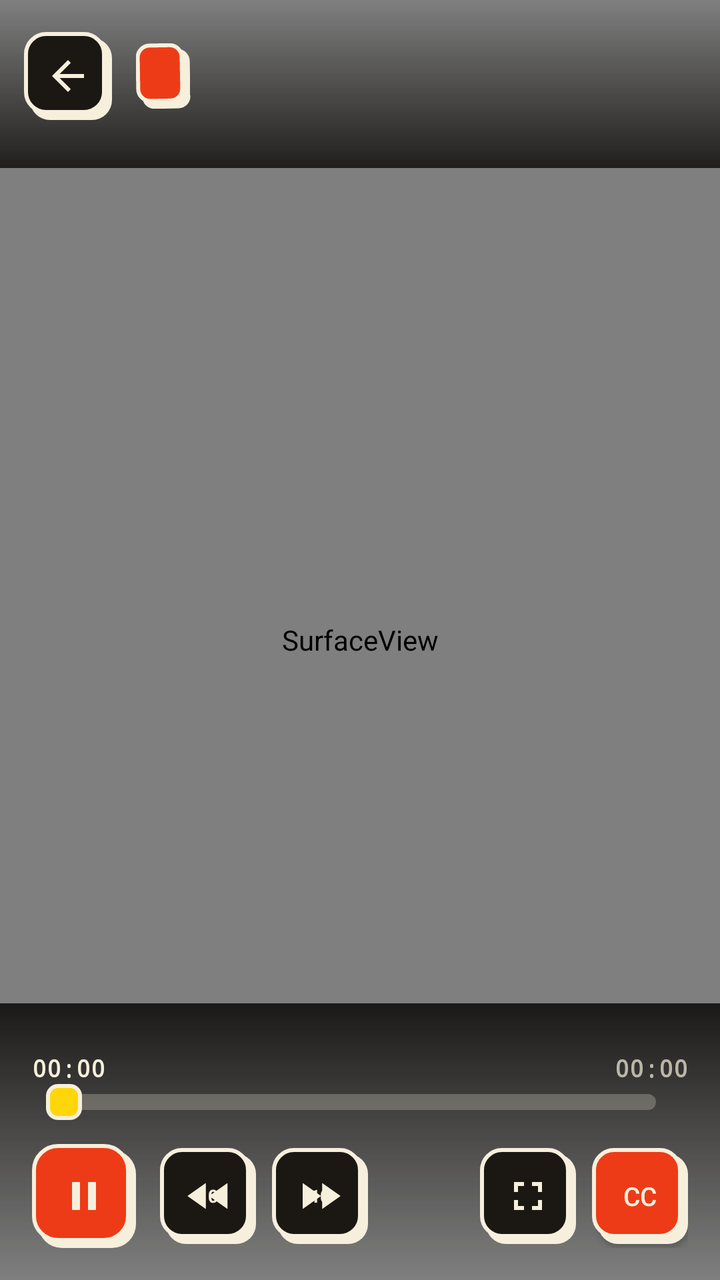
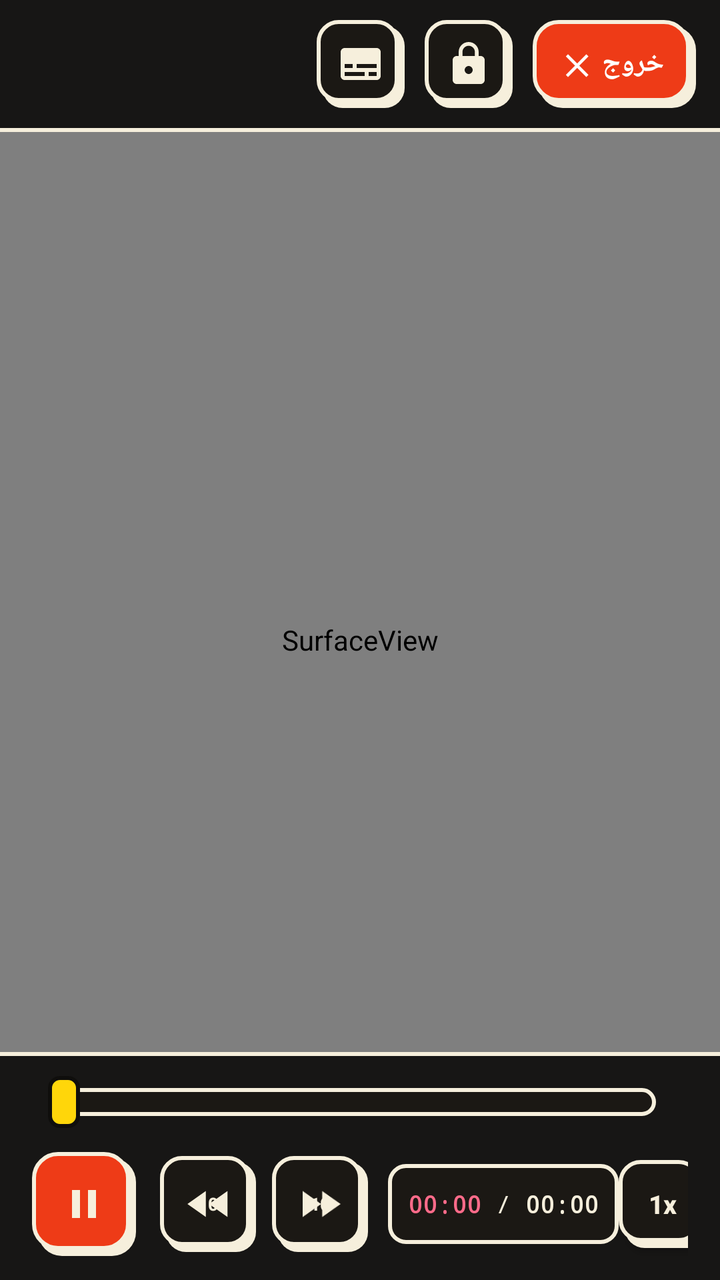

Two renders of the same Android screen: before a commit and after it. Below are the layout's source before the change and the commit's diff.
<!-- AndroidManifest.xml: activity theme android:Theme.Material.NoActionBar.Fullscreen -->
<!-- res/layout/activity_player.xml -->
<?xml version="1.0" encoding="utf-8"?>
<FrameLayout xmlns:android="http://schemas.android.com/apk/res/android"
    android:id="@+id/player_root"
    android:layout_width="match_parent"
    android:layout_height="match_parent"
    android:background="#000000">

    
    <SurfaceView
        android:id="@+id/player_surface"
        android:layout_width="match_parent"
        android:layout_height="match_parent"
        android:layout_gravity="center" />

    
    <SurfaceView
        android:id="@+id/player_subtitle_surface"
        android:layout_width="match_parent"
        android:layout_height="match_parent"
        android:layout_gravity="center" />

    
    <TextView
        android:id="@+id/player_subtitle"
        android:layout_width="wrap_content"
        android:layout_height="wrap_content"
        android:layout_gravity="bottom|center_horizontal"
        android:layout_marginBottom="170dp"
        android:layout_marginLeft="24dp"
        android:layout_marginRight="24dp"
        android:textColor="#FFFFFF"
        android:textSize="20sp"
        android:textStyle="bold"
        android:shadowColor="#000000"
        android:shadowDx="1"
        android:shadowDy="1"
        android:shadowRadius="4"
        android:gravity="center"
        android:maxLines="3"
        android:visibility="gone" />

    
    <LinearLayout
        android:id="@+id/player_gesture"
        android:layout_width="wrap_content"
        android:layout_height="wrap_content"
        android:layout_gravity="center"
        android:orientation="vertical"
        android:gravity="center"
        android:visibility="gone">

        <ImageView
            android:id="@+id/player_gesture_icon"
            android:layout_width="56dp"
            android:layout_height="56dp"
            android:scaleType="fitCenter" />

        <TextView
            android:id="@+id/player_gesture_text"
            android:layout_width="wrap_content"
            android:layout_height="wrap_content"
            android:layout_marginTop="8dp"
            android:textColor="#F6EFDC"
            android:textSize="20sp"
            android:textStyle="bold"
            android:shadowColor="#000000"
            android:shadowDx="1"
            android:shadowDy="1"
            android:shadowRadius="4"
            android:gravity="center" />
    </LinearLayout>

    
    <LinearLayout
        android:id="@+id/player_topbar"
        android:layout_width="match_parent"
        android:layout_height="wrap_content"
        android:layout_gravity="top"
        android:orientation="horizontal"
        android:paddingLeft="12dp"
        android:paddingRight="12dp"
        android:paddingTop="16dp"
        android:paddingBottom="24dp"
        android:background="@drawable/player_top_gradient"
        android:gravity="center_vertical">

        <ImageButton
            android:id="@+id/player_close"
            android:layout_width="44dp"
            android:layout_height="44dp"
            android:src="@drawable/ic_arrow_back"
            android:scaleType="center"
            android:background="@drawable/player_btn_circle"
            android:contentDescription="Back" />

        <FrameLayout
            android:layout_width="0dp"
            android:layout_height="wrap_content"
            android:layout_weight="1"
            android:layout_marginLeft="12dp">

            <TextView
                android:id="@+id/player_title"
                android:layout_width="wrap_content"
                android:layout_height="wrap_content"
                android:rotation="-1"
                android:background="@drawable/player_title_chip"
                android:paddingLeft="12dp"
                android:paddingRight="15dp"
                android:paddingTop="4dp"
                android:paddingBottom="7dp"
                android:textColor="#FFFFFF"
                android:textSize="16sp"
                android:textStyle="bold"
                android:maxLines="1"
                android:ellipsize="end" />
        </FrameLayout>
    </LinearLayout>

    
    <LinearLayout
        android:id="@+id/player_controls"
        android:layout_width="match_parent"
        android:layout_height="wrap_content"
        android:layout_gravity="bottom"
        android:orientation="vertical"
        android:paddingLeft="16dp"
        android:paddingRight="16dp"
        android:paddingTop="24dp"
        android:paddingBottom="16dp"
        android:background="@drawable/player_bottom_gradient">

        <LinearLayout
            android:layout_width="match_parent"
            android:layout_height="wrap_content"
            android:orientation="horizontal"
            android:gravity="center_vertical">

            <TextView
                android:id="@+id/player_time"
                android:layout_width="wrap_content"
                android:layout_height="wrap_content"
                android:fontFamily="monospace"
                android:textStyle="bold"
                android:textColor="#F6EFDC"
                android:textSize="12sp"
                android:text="00:00" />

            <View
                android:layout_width="0dp"
                android:layout_height="1dp"
                android:layout_weight="1" />

            <TextView
                android:id="@+id/player_time_total"
                android:layout_width="wrap_content"
                android:layout_height="wrap_content"
                android:fontFamily="monospace"
                android:textStyle="bold"
                android:textColor="#B3F6EFDC"
                android:textSize="12sp"
                android:text="00:00" />
        </LinearLayout>

        <SeekBar
            android:id="@+id/player_seekbar"
            android:layout_width="match_parent"
            android:layout_height="wrap_content"
            android:max="1000"
            android:progressDrawable="@drawable/player_seek_progress"
            android:thumb="@drawable/player_seek_thumb"
            android:splitTrack="false"
            android:minHeight="8dp"
            android:maxHeight="8dp"
            android:paddingLeft="12dp"
            android:paddingRight="12dp" />

        <LinearLayout
            android:layout_width="match_parent"
            android:layout_height="wrap_content"
            android:orientation="horizontal"
            android:gravity="center_vertical"
            android:layout_marginTop="12dp">

            <ImageButton
                android:id="@+id/player_play_pause"
                android:layout_width="52dp"
                android:layout_height="52dp"
                android:src="@drawable/ic_pause"
                android:scaleType="center"
                android:background="@drawable/player_btn_play"
                android:contentDescription="Play pause" />

            <FrameLayout
                android:id="@+id/player_back10"
                android:layout_width="48dp"
                android:layout_height="48dp"
                android:layout_marginLeft="12dp"
                android:background="@drawable/player_btn_circle"
                android:clickable="true"
                android:focusable="true">

                <ImageView
                    android:layout_width="26dp"
                    android:layout_height="26dp"
                    android:layout_gravity="center"
                    android:src="@drawable/ic_rewind" />

                <TextView
                    android:layout_width="wrap_content"
                    android:layout_height="wrap_content"
                    android:layout_gravity="center"
                    android:text="10"
                    android:textColor="#F6EFDC"
                    android:textSize="9sp"
                    android:textStyle="bold" />
            </FrameLayout>

            <FrameLayout
                android:id="@+id/player_forward10"
                android:layout_width="48dp"
                android:layout_height="48dp"
                android:layout_marginLeft="8dp"
                android:background="@drawable/player_btn_circle"
                android:clickable="true"
                android:focusable="true">

                <ImageView
                    android:layout_width="26dp"
                    android:layout_height="26dp"
                    android:layout_gravity="center"
                    android:src="@drawable/ic_fast_forward" />

                <TextView
                    android:layout_width="wrap_content"
                    android:layout_height="wrap_content"
                    android:layout_gravity="center"
                    android:text="10"
                    android:textColor="#F6EFDC"
                    android:textSize="9sp"
                    android:textStyle="bold" />
            </FrameLayout>

            <View
                android:layout_width="0dp"
                android:layout_height="1dp"
                android:layout_weight="1" />

            <ImageButton
                android:id="@+id/player_aspect"
                android:layout_width="48dp"
                android:layout_height="48dp"
                android:src="@drawable/ic_fullscreen"
                android:scaleType="center"
                android:background="@drawable/player_btn_circle"
                android:contentDescription="Aspect" />

            <Button
                android:id="@+id/player_cc"
                android:layout_width="48dp"
                android:layout_height="48dp"
                android:layout_marginLeft="8dp"
                android:text="CC"
                android:textColor="#F6EFDC"
                android:textSize="13sp"
                android:background="@drawable/player_btn_cc_on" />
        </LinearLayout>
    </LinearLayout>

    
    <LinearLayout
        android:id="@+id/player_loading"
        android:layout_width="wrap_content"
        android:layout_height="wrap_content"
        android:layout_gravity="center"
        android:orientation="vertical"
        android:gravity="center"
        android:visibility="gone">

        <TextView
            android:id="@+id/player_loading_text"
            android:layout_width="wrap_content"
            android:layout_height="wrap_content"
            android:layout_marginTop="16dp"
            android:text="در حال بارگذاری فیلم"
            android:textColor="#F6EFDC"
            android:textSize="16sp"
            android:textStyle="bold"
            android:shadowColor="#000000"
            android:shadowDx="1"
            android:shadowDy="1"
            android:shadowRadius="4"
            android:gravity="center" />
    </LinearLayout>

    
    <LinearLayout
        android:id="@+id/player_error_box"
        android:layout_width="match_parent"
        android:layout_height="wrap_content"
        android:layout_gravity="center"
        android:layout_margin="24dp"
        android:orientation="vertical"
        android:gravity="center"
        android:background="@drawable/player_card"
        android:padding="28dp"
        android:visibility="gone">

        <TextView
            android:id="@+id/player_error"
            android:layout_width="wrap_content"
            android:layout_height="wrap_content"
            android:textColor="#F6EFDC"
            android:textSize="14sp"
            android:gravity="center" />

        <Button
            android:id="@+id/player_retry"
            android:layout_width="wrap_content"
            android:layout_height="52dp"
            android:layout_marginTop="16dp"
            android:paddingLeft="24dp"
            android:paddingRight="24dp"
            android:text="تلاش مجدد"
            android:textColor="#FFFFFF"
            android:textStyle="bold"
            android:textSize="14sp"
            android:background="@drawable/player_btn_retry" />
    </LinearLayout>

</FrameLayout>
<!-- resources referenced by this layout -->
<resources>
  <!-- drawable ic_arrow_back (drawable) -->
  <?xml version="1.0" encoding="utf-8"?>
  <vector xmlns:android="http://schemas.android.com/apk/res/android"
      android:width="24dp" android:height="24dp"
      android:viewportWidth="24" android:viewportHeight="24">
      <path android:fillColor="#F6EFDC" android:pathData="M20,11H7.83l5.59,-5.59L12,4l-8,8 8,8 1.41,-1.41L7.83,13H20v-2z" />
  </vector>
  <!-- drawable ic_pause (drawable) -->
  <?xml version="1.0" encoding="utf-8"?>
  <vector xmlns:android="http://schemas.android.com/apk/res/android"
      android:width="24dp" android:height="24dp"
      android:viewportWidth="24" android:viewportHeight="24">
      <path android:fillColor="#F6EFDC" android:pathData="M6,19h4V5H6v14zM14,5v14h4V5h-4z" />
  </vector>
  <!-- drawable player_bottom_gradient (drawable) -->
  <?xml version="1.0" encoding="utf-8"?>
  <shape xmlns:android="http://schemas.android.com/apk/res/android">
      <gradient android:angle="270" android:startColor="#E6100E0C" android:endColor="#00100E0C" />
  </shape>
  <!-- drawable player_seek_progress (drawable) -->
  <?xml version="1.0" encoding="utf-8"?>
  <layer-list xmlns:android="http://schemas.android.com/apk/res/android">
      <item android:id="@android:id/background">
          <shape android:shape="rectangle">
              <solid android:color="#40F6EFDC" />
              <corners android:radius="4dp" />
          </shape>
      </item>
      <item android:id="@android:id/progress">
          <clip>
              <shape android:shape="rectangle">
                  <solid android:color="#EE3B17" />
                  <corners android:radius="4dp" />
              </shape>
          </clip>
      </item>
  </layer-list>
  <!-- drawable player_seek_thumb (drawable) -->
  <?xml version="1.0" encoding="utf-8"?>
  <shape xmlns:android="http://schemas.android.com/apk/res/android" android:shape="rectangle">
      <size android:width="18dp" android:height="18dp" />
      <solid android:color="#FFD60A" />
      <stroke android:width="2dp" android:color="#F6EFDC" />
      <corners android:radius="5dp" />
  </shape>
  <!-- drawable player_title_chip (drawable) -->
  <?xml version="1.0" encoding="utf-8"?>
  <layer-list xmlns:android="http://schemas.android.com/apk/res/android">
      
      <item android:left="3dp" android:top="3dp">
          <shape android:shape="rectangle">
              <solid android:color="#F6EFDC" />
              <corners android:radius="6dp" />
          </shape>
      </item>
      <item android:right="3dp" android:bottom="3dp">
          <shape android:shape="rectangle">
              <solid android:color="#EE3B17" />
              <stroke android:width="2dp" android:color="#F6EFDC" />
              <corners android:radius="6dp" />
          </shape>
      </item>
  </layer-list>
  <!-- drawable player_top_gradient (drawable) -->
  <?xml version="1.0" encoding="utf-8"?>
  <shape xmlns:android="http://schemas.android.com/apk/res/android">
      <gradient android:angle="90" android:startColor="#D9100E0C" android:endColor="#00100E0C" />
  </shape>
  <!-- unchanged entries left out for length: 8 -->
</resources>

<!-- the commit's change to res/layout/activity_player.xml (unified diff, before → after) -->
@@ -79,42 +79,57 @@
         android:orientation="horizontal"
         android:paddingLeft="12dp"
         android:paddingRight="12dp"
-        android:paddingTop="16dp"
-        android:paddingBottom="24dp"
-        android:background="@drawable/player_top_gradient"
+        android:paddingTop="10dp"
+        android:paddingBottom="12dp"
+        android:background="@drawable/player_bar_top"
         android:gravity="center_vertical">
 
+        <TextView
+            android:id="@+id/player_title"
+            android:layout_width="0dp"
+            android:layout_height="wrap_content"
+            android:layout_weight="1"
+            android:textColor="#F6EFDC"
+            android:textSize="15sp"
+            android:textStyle="bold"
+            android:maxLines="1"
+            android:ellipsize="end" />
+
         <ImageButton
-            android:id="@+id/player_close"
+            android:id="@+id/player_tracks"
             android:layout_width="44dp"
             android:layout_height="44dp"
-            android:src="@drawable/ic_arrow_back"
+            android:layout_marginLeft="10dp"
+            android:src="@drawable/ic_tracks"
             android:scaleType="center"
             android:background="@drawable/player_btn_circle"
-            android:contentDescription="Back" />
-
-        <FrameLayout
-            android:layout_width="0dp"
-            android:layout_height="wrap_content"
-            android:layout_weight="1"
-            android:layout_marginLeft="12dp">
-
-            <TextView
-                android:id="@+id/player_title"
-                android:layout_width="wrap_content"
-                android:layout_height="wrap_content"
-                android:rotation="-1"
-                android:background="@drawable/player_title_chip"
-                android:paddingLeft="12dp"
-                android:paddingRight="15dp"
-                android:paddingTop="4dp"
-                android:paddingBottom="7dp"
-                android:textColor="#FFFFFF"
-                android:textSize="16sp"
-                android:textStyle="bold"
-                android:maxLines="1"
-                android:ellipsize="end" />
-        </FrameLayout>
+            android:contentDescription="Audio and subtitles" />
+
+        <ImageButton
+            android:id="@+id/player_lock"
+            android:layout_width="44dp"
+            android:layout_height="44dp"
+            android:layout_marginLeft="10dp"
+            android:src="@drawable/ic_lock"
+            android:scaleType="center"
+            android:background="@drawable/player_btn_circle"
+            android:contentDescription="Lock" />
+
+        <TextView
+            android:id="@+id/player_close"
+            android:layout_width="wrap_content"
+            android:layout_height="44dp"
+            android:layout_marginLeft="10dp"
+            android:gravity="center"
+            android:paddingLeft="16dp"
+            android:paddingRight="16dp"
+            android:text="خروج  ✕"
+            android:textColor="#FFFFFF"
+            android:textSize="14sp"
+            android:textStyle="bold"
+            android:clickable="true"
+            android:focusable="true"
+            android:background="@drawable/player_btn_play" />
     </LinearLayout>
 
     
@@ -126,41 +141,9 @@
         android:orientation="vertical"
         android:paddingLeft="16dp"
         android:paddingRight="16dp"
-        android:paddingTop="24dp"
-        android:paddingBottom="16dp"
-        android:background="@drawable/player_bottom_gradient">
-
-        <LinearLayout
-            android:layout_width="match_parent"
-            android:layout_height="wrap_content"
-            android:orientation="horizontal"
-            android:gravity="center_vertical">
-
-            <TextView
-                android:id="@+id/player_time"
-                android:layout_width="wrap_content"
-                android:layout_height="wrap_content"
-                android:fontFamily="monospace"
-                android:textStyle="bold"
-                android:textColor="#F6EFDC"
-                android:textSize="12sp"
-                android:text="00:00" />
-
-            <View
-                android:layout_width="0dp"
-                android:layout_height="1dp"
-                android:layout_weight="1" />
-
-            <TextView
-                android:id="@+id/player_time_total"
-                android:layout_width="wrap_content"
-                android:layout_height="wrap_content"
-                android:fontFamily="monospace"
-                android:textStyle="bold"
-                android:textColor="#B3F6EFDC"
-                android:textSize="12sp"
-                android:text="00:00" />
-        </LinearLayout>
+        android:paddingTop="12dp"
+        android:paddingBottom="12dp"
+        android:background="@drawable/player_bar_bottom">
 
         <SeekBar
             android:id="@+id/player_seekbar"
@@ -170,8 +153,8 @@
             android:progressDrawable="@drawable/player_seek_progress"
             android:thumb="@drawable/player_seek_thumb"
             android:splitTrack="false"
-            android:minHeight="8dp"
-            android:maxHeight="8dp"
+            android:minHeight="14dp"
+            android:maxHeight="14dp"
             android:paddingLeft="12dp"
             android:paddingRight="12dp" />
 
@@ -241,15 +224,69 @@
                     android:textStyle="bold" />
             </FrameLayout>
 
+            <LinearLayout
+                android:layout_width="wrap_content"
+                android:layout_height="40dp"
+                android:layout_marginLeft="10dp"
+                android:gravity="center"
+                android:orientation="horizontal"
+                android:paddingLeft="10dp"
+                android:paddingRight="10dp"
+                android:background="@drawable/player_time_pill">
+
+                <TextView
+                    android:id="@+id/player_time"
+                    android:layout_width="wrap_content"
+                    android:layout_height="wrap_content"
+                    android:fontFamily="monospace"
+                    android:textStyle="bold"
+                    android:textColor="#FF6B8A"
+                    android:textSize="12sp"
+                    android:text="00:00" />
+
+                <TextView
+                    android:layout_width="wrap_content"
+                    android:layout_height="wrap_content"
+                    android:fontFamily="monospace"
+                    android:textColor="#F6EFDC"
+                    android:textSize="12sp"
+                    android:text=" / " />
+
+                <TextView
+                    android:id="@+id/player_time_total"
+                    android:layout_width="wrap_content"
+                    android:layout_height="wrap_content"
+                    android:fontFamily="monospace"
+                    android:textStyle="bold"
+                    android:textColor="#F6EFDC"
+                    android:textSize="12sp"
+                    android:text="00:00" />
+            </LinearLayout>
+
             <View
                 android:layout_width="0dp"
                 android:layout_height="1dp"
                 android:layout_weight="1" />
 
+            <Button
+                android:id="@+id/player_speed"
+                android:layout_width="44dp"
+                android:layout_height="44dp"
+                android:minWidth="0dp"
+                android:minHeight="0dp"
+                android:padding="0dp"
+                android:text="1x"
+                android:textAllCaps="false"
+                android:textColor="#F6EFDC"
+                android:textSize="13sp"
+                android:textStyle="bold"
+                android:background="@drawable/player_btn_circle" />
+
             <ImageButton
                 android:id="@+id/player_aspect"
-                android:layout_width="48dp"
-                android:layout_height="48dp"
+                android:layout_marginLeft="8dp"
+                android:layout_width="44dp"
+                android:layout_height="44dp"
                 android:src="@drawable/ic_fullscreen"
                 android:scaleType="center"
                 android:background="@drawable/player_btn_circle"
@@ -328,4 +365,88 @@
             android:background="@drawable/player_btn_retry" />
     </LinearLayout>
 
+    <ImageButton
+        android:id="@+id/player_unlock"
+        android:layout_width="56dp"
+        android:layout_height="56dp"
+        android:layout_gravity="center_vertical|left"
+        android:layout_marginLeft="20dp"
+        android:src="@drawable/ic_lock"
+        android:scaleType="center"
+        android:background="@drawable/player_btn_play"
+        android:visibility="gone"
+        android:contentDescription="Unlock" />
+
+    <LinearLayout
+        android:id="@+id/player_next"
+        android:layout_width="wrap_content"
+        android:layout_height="wrap_content"
+        android:layout_gravity="bottom|right"
+        android:layout_marginBottom="110dp"
+        android:layout_marginRight="16dp"
+        android:orientation="vertical"
+        android:padding="14dp"
+        android:minWidth="240dp"
+        android:background="@drawable/player_card"
+        android:visibility="gone">
+
+        <TextView
+            android:layout_width="wrap_content"
+            android:layout_height="wrap_content"
+            android:text="قسمت بعدی"
+            android:textColor="#FFD60A"
+            android:textSize="12sp"
+            android:textStyle="bold" />
+
+        <TextView
+            android:id="@+id/player_next_title"
+            android:layout_width="wrap_content"
+            android:layout_height="wrap_content"
+            android:layout_marginTop="4dp"
+            android:maxWidth="260dp"
+            android:maxLines="2"
+            android:ellipsize="end"
+            android:textColor="#F6EFDC"
+            android:textSize="14sp"
+            android:textStyle="bold" />
+
+        <LinearLayout
+            android:layout_width="match_parent"
+            android:layout_height="wrap_content"
+            android:layout_marginTop="10dp"
+            android:gravity="center_vertical"
+            android:orientation="horizontal">
+
+            <TextView
+                android:id="@+id/player_next_now"
+                android:layout_width="wrap_content"
+                android:layout_height="40dp"
+                android:gravity="center"
+                android:paddingLeft="14dp"
+                android:paddingRight="14dp"
+                android:clickable="true"
+                android:focusable="true"
+                android:textColor="#FFFFFF"
+                android:textSize="13sp"
+                android:textStyle="bold"
+                android:background="@drawable/player_btn_play" />
+
+            <TextView
+                android:id="@+id/player_next_cancel"
+                android:layout_width="wrap_content"
+                android:layout_height="40dp"
+                android:layout_marginLeft="10dp"
+                android:gravity="center"
+                android:paddingLeft="14dp"
+                android:paddingRight="14dp"
+                android:clickable="true"
+                android:focusable="true"
+                android:text="لغو"
+                android:textColor="#F6EFDC"
+                android:textSize="13sp"
+                android:textStyle="bold"
+                android:background="@drawable/player_btn_circle" />
+        </LinearLayout>
+    </LinearLayout>
+
 </FrameLayout>
<!-- resource entries referenced after the edit -->
@@ -1,11 +1,10 @@
 <!-- resources referenced by this layout -->
 <resources>
-  <!-- drawable ic_arrow_back (drawable) -->
+  <!-- drawable ic_lock (drawable) -->
   <?xml version="1.0" encoding="utf-8"?>
   <vector xmlns:android="http://schemas.android.com/apk/res/android"
-      android:width="24dp" android:height="24dp"
-      android:viewportWidth="24" android:viewportHeight="24">
-      <path android:fillColor="#F6EFDC" android:pathData="M20,11H7.83l5.59,-5.59L12,4l-8,8 8,8 1.41,-1.41L7.83,13H20v-2z" />
+      android:width="24dp" android:height="24dp" android:viewportWidth="24" android:viewportHeight="24">
+      <path android:fillColor="#F6EFDC" android:pathData="M18,8h-1V6c0,-2.76 -2.24,-5 -5,-5S7,3.24 7,6v2H6c-1.1,0 -2,0.9 -2,2v10c0,1.1 0.9,2 2,2h12c1.1,0 2,-0.9 2,-2V10c0,-1.1 -0.9,-2 -2,-2zM12,17c-1.1,0 -2,-0.9 -2,-2s0.9,-2 2,-2 2,0.9 2,2 -0.9,2 -2,2zM15.1,8H8.9V6c0,-1.71 1.39,-3.1 3.1,-3.1s3.1,1.39 3.1,3.1v2z" />
   </vector>
   <!-- drawable ic_pause (drawable) -->
   <?xml version="1.0" encoding="utf-8"?>
@@ -14,25 +13,39 @@
       android:viewportWidth="24" android:viewportHeight="24">
       <path android:fillColor="#F6EFDC" android:pathData="M6,19h4V5H6v14zM14,5v14h4V5h-4z" />
   </vector>
-  <!-- drawable player_bottom_gradient (drawable) -->
+  <!-- drawable ic_tracks (drawable) -->
   <?xml version="1.0" encoding="utf-8"?>
-  <shape xmlns:android="http://schemas.android.com/apk/res/android">
-      <gradient android:angle="270" android:startColor="#E6100E0C" android:endColor="#00100E0C" />
-  </shape>
+  <vector xmlns:android="http://schemas.android.com/apk/res/android"
+      android:width="24dp" android:height="24dp" android:viewportWidth="24" android:viewportHeight="24">
+      <path android:fillColor="#F6EFDC" android:pathData="M20,4H4c-1.1,0 -2,0.9 -2,2v12c0,1.1 0.9,2 2,2h16c1.1,0 2,-0.9 2,-2V6c0,-1.1 -0.9,-2 -2,-2zM4,12h4v2H4v-2zM14,18H4v-2h10v2zM20,18h-4v-2h4v2zM20,14H10v-2h10v2z" />
+  </vector>
+  <!-- drawable player_bar_bottom (drawable) -->
+  <?xml version="1.0" encoding="utf-8"?>
+  <layer-list xmlns:android="http://schemas.android.com/apk/res/android">
+      <item><shape android:shape="rectangle"><solid android:color="#EB0F0E0C" /></shape></item>
+      <item android:gravity="top"><shape android:shape="rectangle"><size android:height="2dp" /><solid android:color="#F6EFDC" /></shape></item>
+  </layer-list>
+  <!-- drawable player_bar_top (drawable) -->
+  <?xml version="1.0" encoding="utf-8"?>
+  <layer-list xmlns:android="http://schemas.android.com/apk/res/android">
+      <item><shape android:shape="rectangle"><solid android:color="#EB0F0E0C" /></shape></item>
+      <item android:gravity="bottom"><shape android:shape="rectangle"><size android:height="2dp" /><solid android:color="#F6EFDC" /></shape></item>
+  </layer-list>
   <!-- drawable player_seek_progress (drawable) -->
   <?xml version="1.0" encoding="utf-8"?>
   <layer-list xmlns:android="http://schemas.android.com/apk/res/android">
       <item android:id="@android:id/background">
           <shape android:shape="rectangle">
-              <solid android:color="#40F6EFDC" />
-              <corners android:radius="4dp" />
+              <solid android:color="#1B1814" />
+              <stroke android:width="2dp" android:color="#F6EFDC" />
+              <corners android:radius="7dp" />
           </shape>
       </item>
       <item android:id="@android:id/progress">
           <clip>
               <shape android:shape="rectangle">
                   <solid android:color="#EE3B17" />
-                  <corners android:radius="4dp" />
+                  <corners android:radius="7dp" />
               </shape>
           </clip>
       </item>
@@ -40,33 +53,17 @@
   <!-- drawable player_seek_thumb (drawable) -->
   <?xml version="1.0" encoding="utf-8"?>
   <shape xmlns:android="http://schemas.android.com/apk/res/android" android:shape="rectangle">
-      <size android:width="18dp" android:height="18dp" />
+      <size android:width="16dp" android:height="26dp" />
       <solid android:color="#FFD60A" />
-      <stroke android:width="2dp" android:color="#F6EFDC" />
+      <stroke android:width="2dp" android:color="#0F0E0C" />
       <corners android:radius="5dp" />
   </shape>
-  <!-- drawable player_title_chip (drawable) -->
+  <!-- drawable player_time_pill (drawable) -->
   <?xml version="1.0" encoding="utf-8"?>
-  <layer-list xmlns:android="http://schemas.android.com/apk/res/android">
-      
-      <item android:left="3dp" android:top="3dp">
-          <shape android:shape="rectangle">
-              <solid android:color="#F6EFDC" />
-              <corners android:radius="6dp" />
-          </shape>
-      </item>
-      <item android:right="3dp" android:bottom="3dp">
-          <shape android:shape="rectangle">
-              <solid android:color="#EE3B17" />
-              <stroke android:width="2dp" android:color="#F6EFDC" />
-              <corners android:radius="6dp" />
-          </shape>
-      </item>
-  </layer-list>
-  <!-- drawable player_top_gradient (drawable) -->
-  <?xml version="1.0" encoding="utf-8"?>
-  <shape xmlns:android="http://schemas.android.com/apk/res/android">
-      <gradient android:angle="90" android:startColor="#D9100E0C" android:endColor="#00100E0C" />
+  <shape xmlns:android="http://schemas.android.com/apk/res/android" android:shape="rectangle">
+      <solid android:color="#1B1814" />
+      <stroke android:width="2dp" android:color="#F6EFDC" />
+      <corners android:radius="8dp" />
   </shape>
   <!-- unchanged entries left out for length: 8 -->
 </resources>
